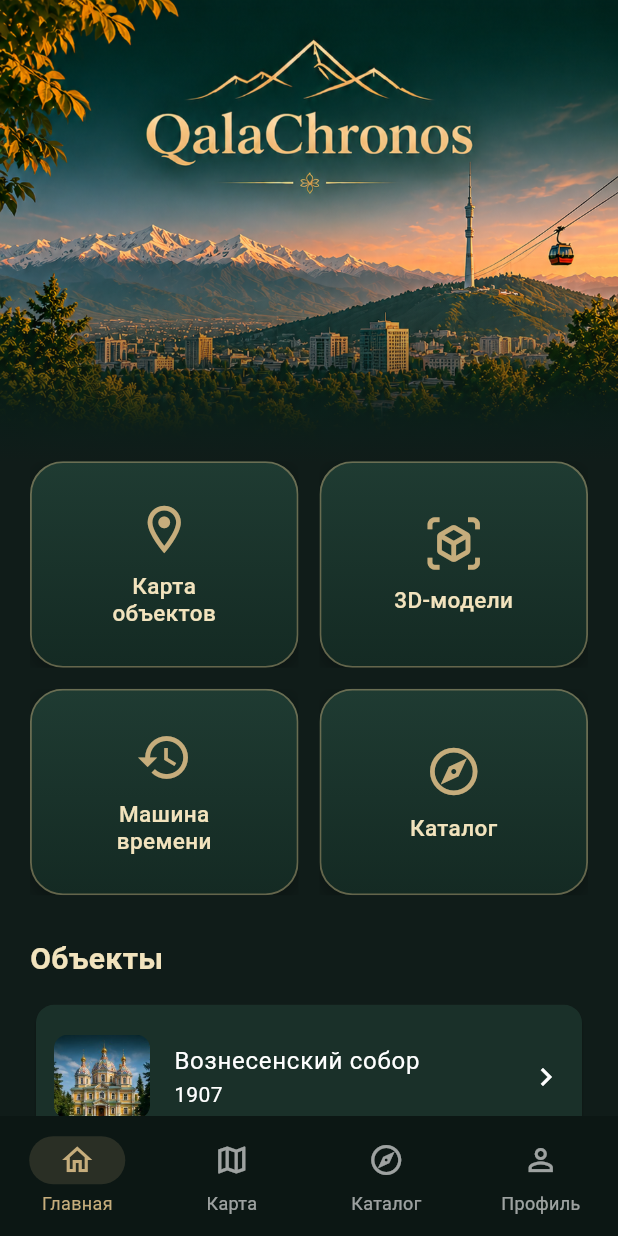
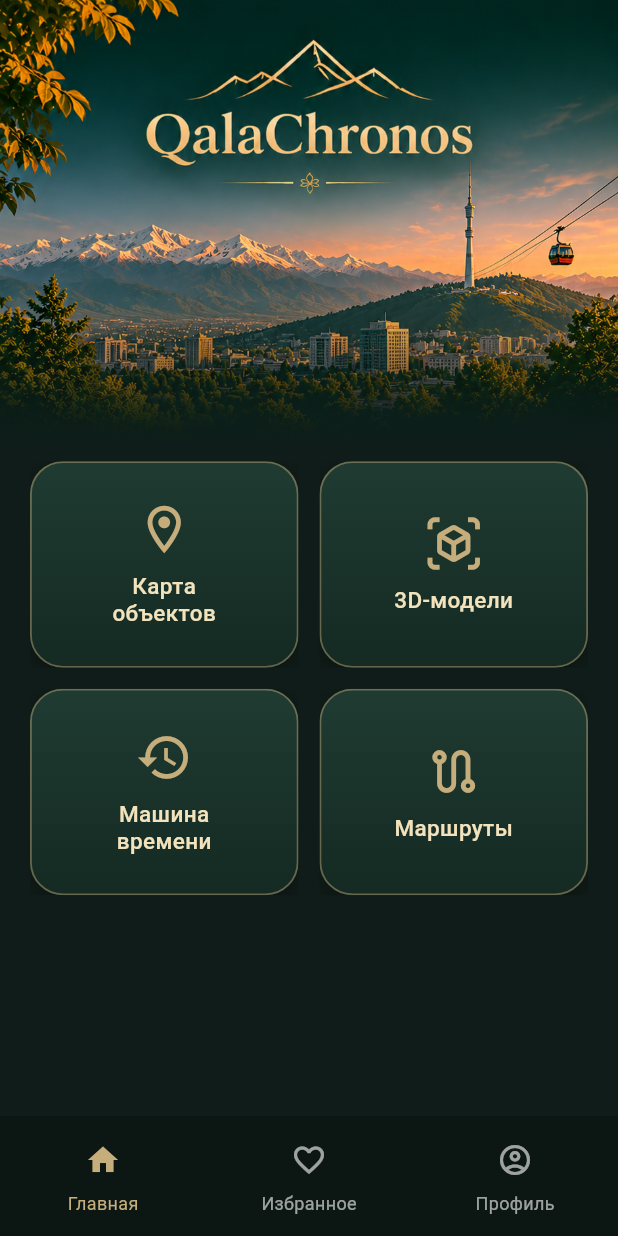
Before and after one commit to Raffff45/QalaChronos, a Flutter app: the MainShell screen opened directly, on a phone screen of 412 x 824 dp. Run offline on Flutter 3.47's test engine with Material 3 defaults, Android fonts, the phone set to English and light mode, and no system bars; our stand-ins replace shared_preferences; accounts and stored records are empty.

Commit message:
fix: renam

```diff
--- a/lib/core/app_theme.dart
+++ b/lib/core/app_theme.dart
@@ -17,7 +17,8 @@ ThemeData buildAppTheme() {
     appBarTheme: const AppBarTheme(backgroundColor: darkBg),
     navigationBarTheme: NavigationBarThemeData(
       backgroundColor: const Color(0xFF0C1714),
-      indicatorColor: gold.withValues(alpha: 0.16),
+      // На макете у активной вкладки нет «таблетки» под иконкой
+      indicatorColor: Colors.transparent,
       iconTheme: WidgetStateProperty.resolveWith(
         (states) => IconThemeData(
           color: states.contains(WidgetState.selected)
--- a/lib/screens/language_screen.dart
+++ b/lib/screens/language_screen.dart
@@ -1,10 +1,9 @@
-// ignore: deprecated_member_use
 import 'package:flutter/material.dart';
 import 'package:flutter/services.dart';
-import 'package:qalachronos/widgets/Gold%20button.dart';
 
 import '../core/app_theme.dart';
 import '../state/app_scope.dart';
+import '../widgets/gold_button.dart';
 import 'splash_screen.dart';
 
 /// Первый экран приложения: выбор языка поверх картинки menu.png.
--- a/lib/screens/main_shell.dart
+++ b/lib/screens/main_shell.dart
@@ -1,12 +1,10 @@
 import 'package:flutter/material.dart';
 
 import '../state/app_scope.dart';
-import 'tabs/explore_tab.dart';
+import 'tabs/favorites_tab.dart';
 import 'tabs/home_tab.dart';
-import 'tabs/map_tab.dart';
 import 'tabs/profile_tab.dart';
 
-/// Главный экран с нижней навигацией.
 class MainShell extends StatefulWidget {
   const MainShell({super.key});
 
@@ -17,44 +15,48 @@ class MainShell extends StatefulWidget {
 class _MainShellState extends State<MainShell> {
   int _tab = 0;
 
-  void _selectTab(int index) => setState(() => _tab = index);
+  void _selectTab(int index) {
+    setState(() {
+      _tab = index;
+    });
+  }
 
   @override
   Widget build(BuildContext context) {
     final t = AppScope.of(context).t;
+
     return Scaffold(
-      // top: false: шапка главной уходит под статус-бар, остальные вкладки
-      // получают верхний отступ в PageList
       body: SafeArea(
         top: false,
         child: IndexedStack(
           index: _tab,
-          children: [
-            HomeTab(onSelectTab: _selectTab),
-            const MapTab(),
-            const ExploreTab(),
-            const ProfileTab(),
+          children: const [
+            HomeTab(),
+            FavoritesTab(),
+            ProfileTab(),
           ],
         ),
       ),
+
       bottomNavigationBar: NavigationBar(
         selectedIndex: _tab,
         onDestinationSelected: _selectTab,
         destinations: [
           NavigationDestination(
             icon: const Icon(Icons.home_outlined),
+            selectedIcon: const Icon(Icons.home),
             label: t('Главная', 'Басты', 'Home'),
           ),
+
           NavigationDestination(
-            icon: const Icon(Icons.map_outlined),
-            label: t('Карта', 'Карта', 'Map'),
+            icon: const Icon(Icons.favorite_border),
+            selectedIcon: const Icon(Icons.favorite),
+            label: t('Избранное', 'Таңдаулы', 'Favorites'),
           ),
+
           NavigationDestination(
-            icon: const Icon(Icons.explore_outlined),
-            label: t('Каталог', 'Тізім', 'Explore'),
-          ),
-          NavigationDestination(
-            icon: const Icon(Icons.person_outline),
+            icon: const Icon(Icons.account_circle_outlined),
+            selectedIcon: const Icon(Icons.account_circle),
             label: t('Профиль', 'Профиль', 'Profile'),
           ),
         ],
--- a/lib/screens/tabs/home_tab.dart
+++ b/lib/screens/tabs/home_tab.dart
@@ -5,50 +5,42 @@ import '../../core/app_theme.dart';
 import '../../core/routes.dart';
 import '../../data/landmarks.dart';
 import '../../state/app_scope.dart';
-import '../../widgets/landmark_card.dart';
 import '../../widgets/menu_tile.dart';
 
-/// Главная: шапка с горами Алматы, под ней плитки разделов и список объектов.
 class HomeTab extends StatelessWidget {
-  const HomeTab({super.key, required this.onSelectTab});
+  const HomeTab({super.key});
 
-  /// Переключает вкладку нижней навигации (1 = карта, 2 = каталог).
-  final ValueChanged<int> onSelectTab;
-
-  // Шапку берём из верхней части menu.png (там логотип, горы, город).
-  // Картинка 941x1672, а город с логотипом заканчиваются примерно на 40% высоты.
   static const _headerImage = AssetImage('assets/menu.png');
   static const _imageRatio = 1672 / 941;
   static const _headerShare = 0.42;
   static const _maxContentWidth = 480.0;
-  static const _cream = Color(0xFFF2E3BD);
 
   @override
   Widget build(BuildContext context) {
     final t = AppScope.of(context).t;
 
     return AnnotatedRegion<SystemUiOverlayStyle>(
-      // шапка идёт под статус-баром: значки там светлые
       value: SystemUiOverlayStyle.light.copyWith(
         statusBarColor: Colors.transparent,
       ),
       child: Center(
         child: ConstrainedBox(
-          constraints: const BoxConstraints(maxWidth: _maxContentWidth),
+          constraints: const BoxConstraints(
+            maxWidth: _maxContentWidth,
+          ),
           child: LayoutBuilder(
             builder: (context, box) {
-              final headerHeight = box.maxWidth * _imageRatio * _headerShare;
+              final headerHeight =
+                  box.maxWidth * _imageRatio * _headerShare;
 
               return ListView(
                 padding: EdgeInsets.zero,
                 children: [
                   _Header(height: headerHeight),
+
                   Padding(
                     padding: const EdgeInsets.fromLTRB(20, 0, 20, 24),
-                    child: Column(
-                      crossAxisAlignment: CrossAxisAlignment.start,
-                      children: [
-                        GridView.count(
+                    child: GridView.count(
                       shrinkWrap: true,
                       physics: const NeverScrollableScrollPhysics(),
                       padding: EdgeInsets.zero,
@@ -57,41 +49,50 @@ class HomeTab extends StatelessWidget {
                       mainAxisSpacing: 14,
                       childAspectRatio: 1.3,
                       children: [
+                        // Карта объектов
                         MenuTile(
                           icon: Icons.location_on_outlined,
-                              label: t('Карта\nобъектов', 'Нысандар\nкартасы',
-                                  'Landmark\nmap'),
-                              onTap: () => onSelectTab(1),
+                          label: t(
+                            'Карта\nобъектов',
+                            'Нысандар\nкартасы',
+                            'Landmark\nmap',
                           ),
+                          onTap: () => openMap(context),
+                        ),
+
+                        // 3D-модели
                         MenuTile(
                           icon: Icons.view_in_ar_outlined,
-                              label: t('3D-модели', '3D-модельдер', '3D models'),
-                              onTap: () => openLandmark(context, landmarks.first),
+                          label: t(
+                            '3D-модели',
+                            '3D-модельдер',
+                            '3D models',
                           ),
+                          onTap: () =>
+                              openLandmark(context, landmarks.first),
+                        ),
+
+                        // Машина времени
                         MenuTile(
                           icon: Icons.history,
-                              label: t('Машина\nвремени', 'Уақыт\nмашинасы',
-                                  'Time\nmachine'),
+                          label: t(
+                            'Машина\nвремени',
+                            'Уақыт\nмашинасы',
+                            'Time\nmachine',
+                          ),
                           onTap: () => openTimeMachine(context),
                         ),
+
+                        // Маршруты
                         MenuTile(
-                              icon: Icons.explore_outlined,
-                              label: t('Каталог', 'Тізім', 'Explore'),
-                              onTap: () => onSelectTab(2),
+                          icon: Icons.route_outlined,
+                          label: t(
+                            'Маршруты',
+                            'Маршруттар',
+                            'Routes',
                           ),
-                          ],
+                          onTap: () => openRoutes(context),
                         ),
-                        const SizedBox(height: 28),
-                        Text(
-                          t('Объекты', 'Нысандар', 'Landmarks'),
-                          style: const TextStyle(
-                            color: _cream,
-                            fontSize: 20,
-                            fontWeight: FontWeight.w700,
-                          ),
-                        ),
-                        const SizedBox(height: 12),
-                        for (final l in landmarks) LandmarkCard(l),
                       ],
                     ),
                   ),
@@ -117,7 +118,6 @@ class _Header extends StatelessWidget {
       child: Stack(
         fit: StackFit.expand,
         children: [
-          // fitWidth + topCenter: показываем верх картинки, нижнюю пустоту обрезаем
           const ClipRect(
             child: Image(
               image: HomeTab._headerImage,
@@ -125,7 +125,8 @@ class _Header extends StatelessWidget {
               alignment: Alignment.topCenter,
             ),
           ),
-          // плавный переход шапки в фон экрана
+
+          // Плавный переход изображения в фон
           Positioned(
             left: 0,
             right: 0,
@@ -136,7 +137,10 @@ class _Header extends StatelessWidget {
                 gradient: LinearGradient(
                   begin: Alignment.topCenter,
                   end: Alignment.bottomCenter,
-                  colors: [Color(0x00101C19), darkBg],
+                  colors: [
+                    Color(0x00101C19),
+                    darkBg,
+                  ],
                 ),
               ),
             ),
--- a/lib/screens/tabs/profile_tab.dart
+++ b/lib/screens/tabs/profile_tab.dart
@@ -2,7 +2,6 @@ import 'package:flutter/material.dart';
 
 import '../../data/landmarks.dart';
 import '../../state/app_scope.dart';
-import '../../widgets/landmark_card.dart';
 import '../../widgets/page_list.dart';
 import '../../widgets/section_title.dart';
 import '../../widgets/wide_button.dart';
@@ -37,9 +36,6 @@ class ProfileTab extends StatelessWidget {
             MaterialPageRoute(builder: (_) => const OnboardingScreen(replay: true)),
           ),
         ),
-        SectionTitle(t('Избранное', 'Таңдаулы', 'Favorites')),
-        for (final l in landmarks)
-          if (state.isFav(l.id)) LandmarkCard(l),
       ],
     );
   }
```
Also changed, not shown: lib/core/routes.dart (+110 -3 lines), lib/screens/routes_screen.dart (added, +206 -0 lines), lib/screens/tabs/favorites_tab.dart (added, +31 -0 lines), 1 other file. Lines whose indentation alone changed are shown as unchanged.
